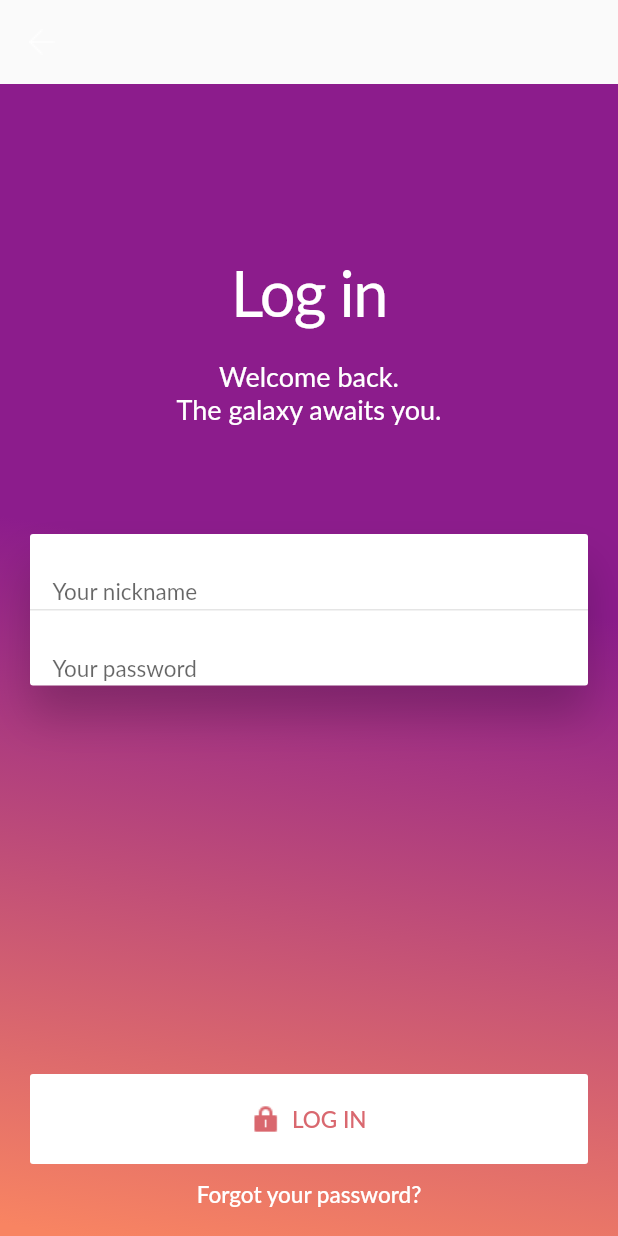
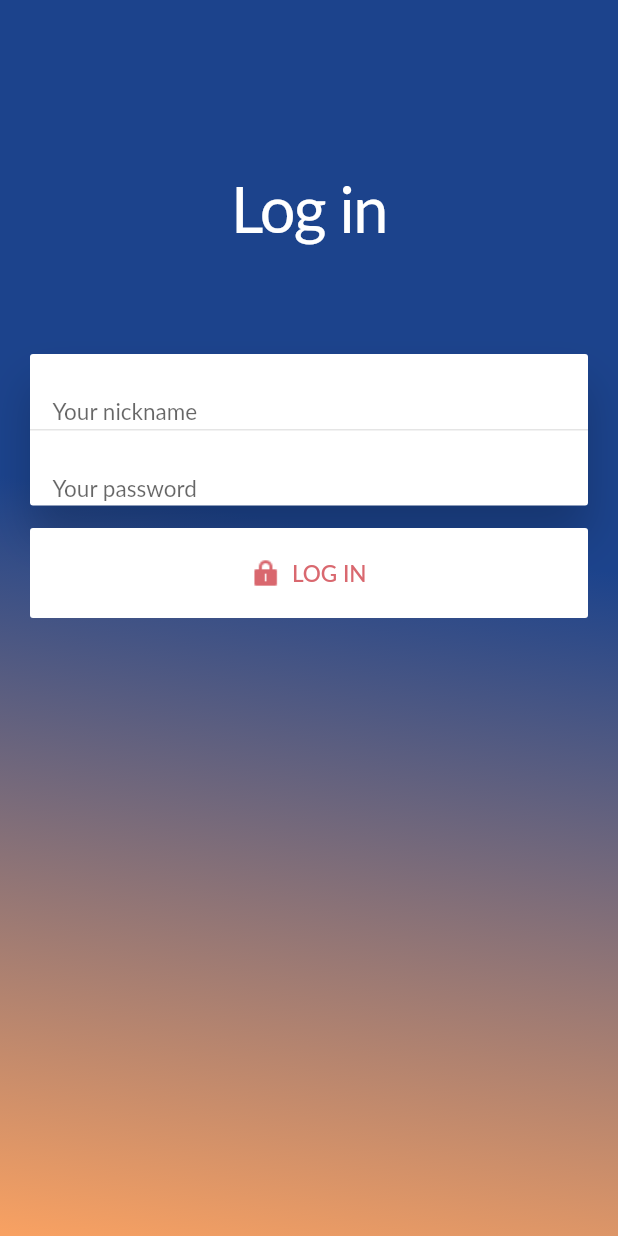
Before and after one commit to drstm/CredX, a Flutter app: the LoginWidget screen opened directly, on a phone screen of 412 x 824 dp. Run offline on Flutter 3.47's test engine with Material 2 defaults, Android fonts, the phone set to English and light mode, and no system bars; our stand-ins replace google_maps_flutter; missing offline and left inert: supernova_flutter_ui_toolkit; Roboto replaces fonts that are missing (Lato).

Commit message:
Comment out unnecessary code

```diff
--- a/lib/screens/login_widget.dart
+++ b/lib/screens/login_widget.dart
@@ -17,14 +17,6 @@ class LoginWidget extends StatelessWidget {
   Widget build(BuildContext context) {
 
     return Scaffold(
-      appBar: AppBar(
-        leading: IconButton(
-          onPressed: () => this.onGroupPressed(context),
-          icon: Image.asset("assets/images/group-2.png",),
-        ),
-        backgroundColor: Colors.transparent,
-        elevation: 0,
-      ),
       body: Container(
         constraints: BoxConstraints.expand(),
         decoration: BoxDecoration(
@@ -36,8 +28,8 @@ class LoginWidget extends StatelessWidget {
               1,
             ],
             colors: [
-              Color.fromARGB(255, 248, 132, 98),
-              Color.fromARGB(255, 140, 28, 140),
+              Color.fromARGB(255, 248, 161, 98),
+              Color.fromARGB(255, 28, 67, 140),
             ],
           ),
         ),
@@ -54,21 +46,6 @@ class LoginWidget extends StatelessWidget {
                     color: Color.fromARGB(255, 255, 255, 255),
                     fontSize: 42,
                     letterSpacing: -1,
-                    fontFamily: "Lato",
-                  ),
-                  textAlign: TextAlign.center,
-                ),
-              ),
-            ),
-            Align(
-              alignment: Alignment.topCenter,
-              child: Container(
-                margin: EdgeInsets.only(top: 20),
-                child: Text(
-                  "Welcome back.\nThe galaxy awaits you.",
-                  style: TextStyle(
-                    color: Color.fromARGB(255, 255, 255, 255),
-                    fontSize: 18,
                     fontFamily: "Lato",
                   ),
                   textAlign: TextAlign.center,
@@ -145,10 +122,9 @@ class LoginWidget extends StatelessWidget {
                 ],
               ),
             ),
-            Spacer(),
             Container(
               height: 60,
-              margin: EdgeInsets.only(left: 20, right: 20, bottom: 11),
+              margin: EdgeInsets.only(left: 20, right: 20, bottom: 11, top: 15),
               child: FlatButton.icon(
                 icon: Image.asset("assets/images/icon-log-in.png",),
                 label: Text(
@@ -168,28 +144,6 @@ class LoginWidget extends StatelessWidget {
                 padding: EdgeInsets.all(0),
               ),
             ),
-            Align(
-              alignment: Alignment.topCenter,
-              child: Container(
-                width: 150,
-                height: 18,
-                margin: EdgeInsets.only(bottom: 19),
-                child: FlatButton(
-                  onPressed: () => this.onForgotYourPasswordPressed(context),
-                  color: Colors.transparent,
-                  textColor: Color.fromARGB(255, 255, 255, 255),
-                  padding: EdgeInsets.all(0),
-                  child: Text(
-                    "Forgot your password?",
-                    style: TextStyle(
-                      fontSize: 15,
-                      fontFamily: "Lato",
-                    ),
-                    textAlign: TextAlign.center,
-                  ),
-                ),
-              ),
-            ),
           ],
         ),
       ),
```
Also changed, not shown: lib/screens/signup_widget.dart (+35 -35 lines).
